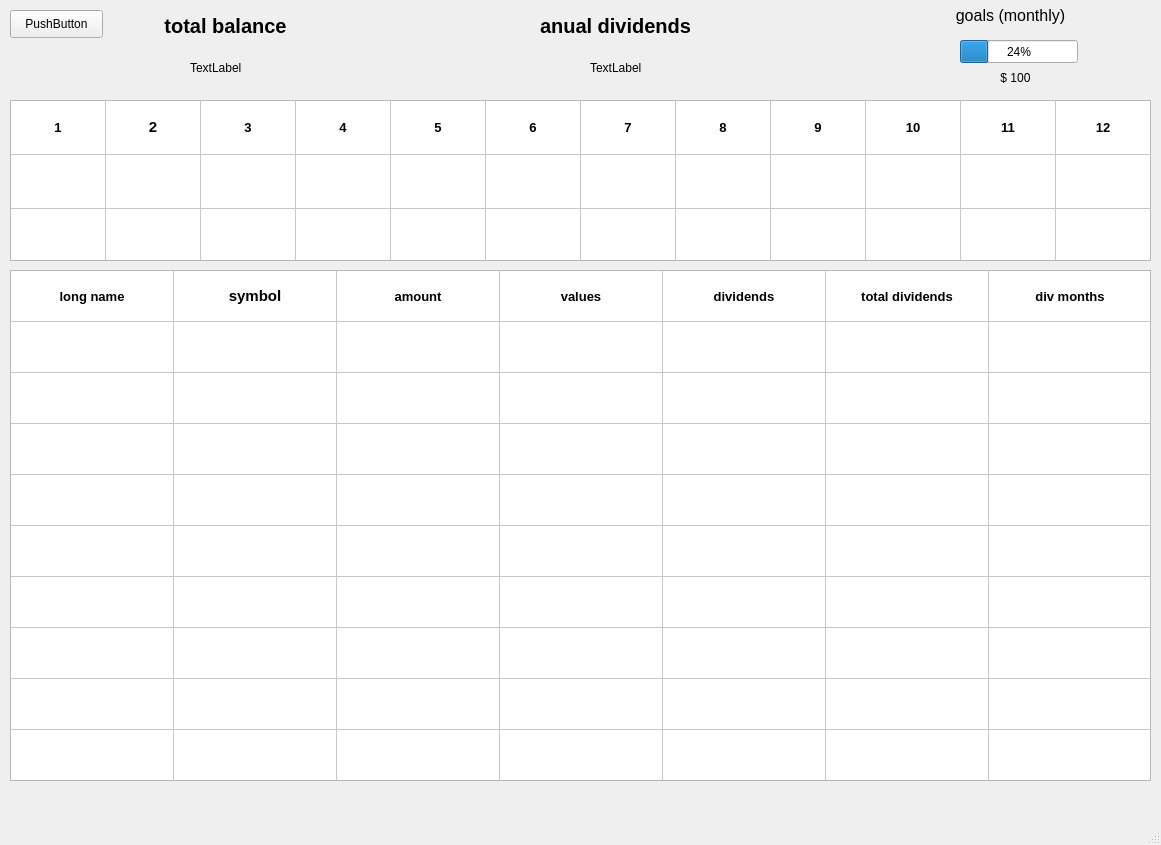
Above: index.ui from jiwoochris/dividends_table_ez before the change. Below: the same form after it.
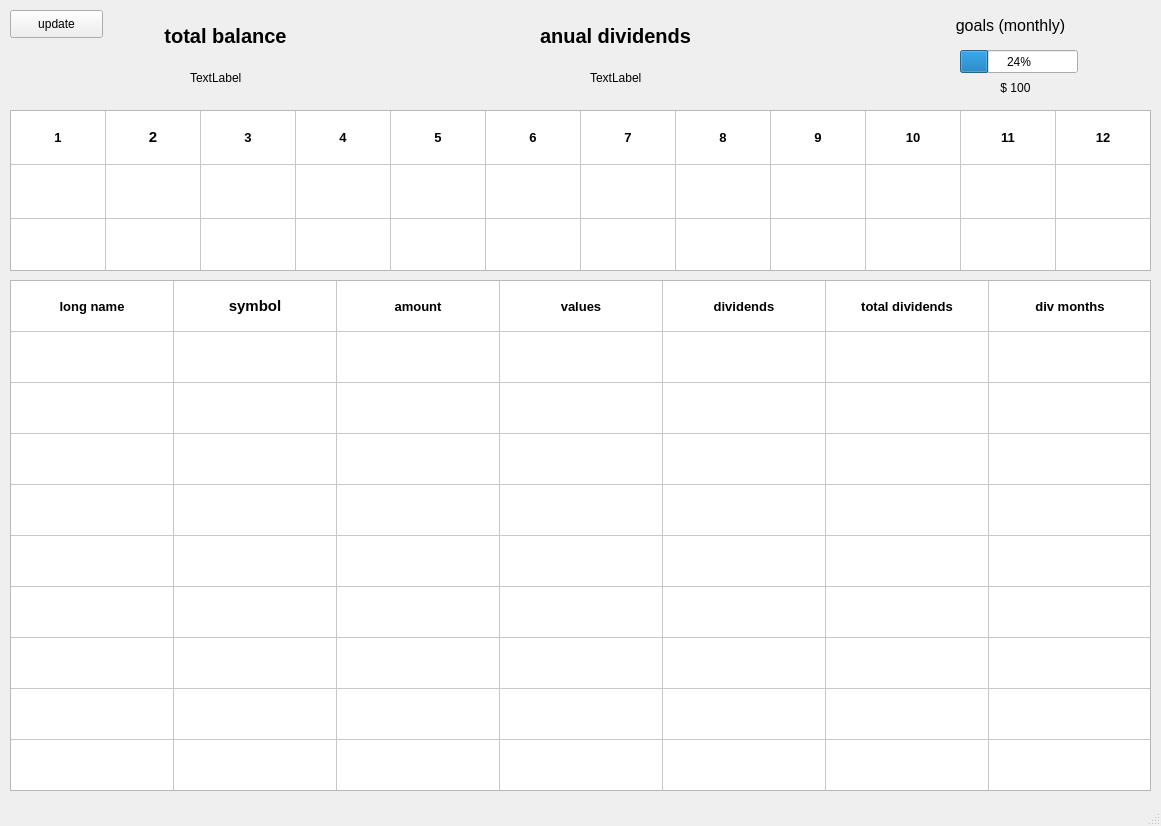
That is the form after the change.

Diff of the .ui file:
```diff
--- a/index.ui
+++ b/index.ui
@@ -7,7 +7,7 @@
     <x>0</x>
     <y>0</y>
     <width>1161</width>
-    <height>845</height>
+    <height>826</height>
    </rect>
   </property>
   <property name="windowTitle">
@@ -18,7 +18,7 @@
     <property name="geometry">
      <rect>
       <x>10</x>
-      <y>270</y>
+      <y>280</y>
       <width>1141</width>
       <height>511</height>
      </rect>
@@ -164,7 +164,7 @@
     <property name="geometry">
      <rect>
       <x>490</x>
-      <y>10</y>
+      <y>20</y>
       <width>251</width>
       <height>31</height>
      </rect>
@@ -191,7 +191,7 @@
     <property name="geometry">
      <rect>
       <x>590</x>
-      <y>60</y>
+      <y>70</y>
       <width>64</width>
       <height>16</height>
      </rect>
@@ -204,7 +204,7 @@
     <property name="geometry">
      <rect>
       <x>930</x>
-      <y>0</y>
+      <y>10</y>
       <width>161</width>
       <height>31</height>
      </rect>
@@ -231,7 +231,7 @@
     <property name="geometry">
      <rect>
       <x>960</x>
-      <y>40</y>
+      <y>50</y>
       <width>118</width>
       <height>23</height>
      </rect>
@@ -244,7 +244,7 @@
     <property name="geometry">
      <rect>
       <x>10</x>
-      <y>100</y>
+      <y>110</y>
       <width>1141</width>
       <height>161</height>
      </rect>
@@ -428,7 +428,7 @@
     <property name="geometry">
      <rect>
       <x>100</x>
-      <y>10</y>
+      <y>20</y>
       <width>251</width>
       <height>31</height>
      </rect>
@@ -455,7 +455,7 @@
     <property name="geometry">
      <rect>
       <x>190</x>
-      <y>60</y>
+      <y>70</y>
       <width>64</width>
       <height>16</height>
      </rect>
@@ -468,7 +468,7 @@
     <property name="geometry">
      <rect>
       <x>970</x>
-      <y>70</y>
+      <y>80</y>
       <width>91</width>
       <height>16</height>
      </rect>
@@ -490,7 +490,7 @@
      </rect>
     </property>
     <property name="text">
-     <string>PushButton</string>
+     <string>update</string>
     </property>
    </widget>
   </widget>
```
Left out of the diff: 12 changed lines with no effect on the pictures.
